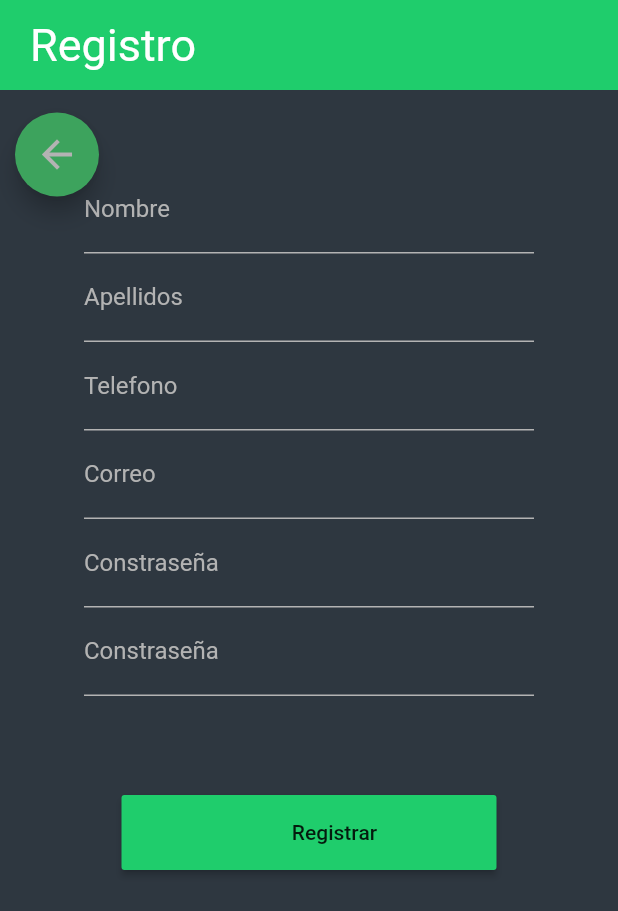
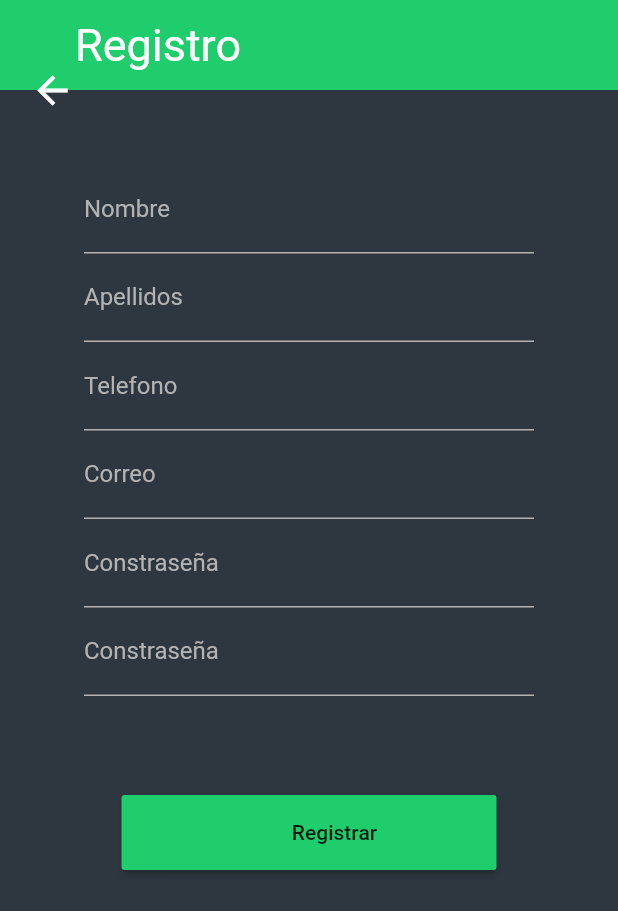
Before and after one commit to AlfaR0meo01/practica_flutter, a Flutter app: the Registrar screen opened by its route, on a phone screen of 412 x 824 dp. Shown: the top 911 px of the screen. Run offline on Flutter 3.47's test engine with Material 2 defaults, Android fonts, the phone set to English and light mode, and no system bars; our stand-ins replace font_awesome_flutter.

Commit message:
nuevos cambios con php

```diff
--- a/lib/vistas/registrar.dart
+++ b/lib/vistas/registrar.dart
@@ -1,10 +1,9 @@
-//import 'package:flutter/cupertino.dart';
 import 'package:flutter/cupertino.dart';
 import 'package:flutter/material.dart';
 import 'package:practica_1/widgets/input_text.dart';
 import 'package:practica_1/widgets/login_button.dart';
 
-/************************************* */
+//////////////////////////////////////////////
 Color fromHex(String hexString) {
   final buffer = StringBuffer();
   if (hexString.length == 6 || hexString.length == 7) buffer.write('ff');
@@ -12,7 +11,7 @@ Color fromHex(String hexString) {
   return Color(int.parse(buffer.toString(), radix: 16));
 }
 
-/************************************** */
+//////////////////////////////////////////////
 class Registrar extends StatefulWidget {
   Registrar({Key key}) : super(key: key);
 
@@ -46,7 +45,7 @@ class _Loginpage extends State<Registrar> {
                             Container(
                               height: 60,
                               margin: EdgeInsets.only(bottom: 50.0),
-                              padding: EdgeInsets.only(left: 20.0),
+                              padding: EdgeInsets.only(left: 50.0),
                               color: fromHex('#1fcd6c'),
                               child: Row(
                                 children: <Widget>[
@@ -102,14 +101,12 @@ class _Loginpage extends State<Registrar> {
                   )),
             ),
             Positioned(
-                left: 10,
-                top: 75,
-                child: FloatingActionButton(
-                  backgroundColor: fromHex('#3DA35D'),
+                top: 29,
+                child: CupertinoButton(
                   onPressed: () => Navigator.pushNamed(context, "login"),
                   child: Icon(
                     Icons.arrow_back,
-                    color: fromHex('#b3b3b3'),
+                    color: Colors.white,
                     size: 30,
                   ),
                 ))
--- a/lib/widgets/input_text.dart
+++ b/lib/widgets/input_text.dart
@@ -8,10 +8,10 @@ class Input extends StatefulWidget {
   const Input({Key key, @required this.label}) : super(key: key);
 
   @override
-  _Input_text_state createState() => _Input_text_state();
+  Input_Text_State createState() => Input_Text_State();
 }
 
-class _Input_text_state extends State<Input> {
+class Input_Text_State extends State<Input> {
 
 
   @override
--- a/pubspec.yaml
+++ b/pubspec.yaml
@@ -19,10 +19,11 @@ environment:
 dependencies:
   flutter:
     sdk: flutter
-    font_awesome_flutter: <latest_version>
   # The following adds the Cupertino Icons font to your application.
   # Use with the CupertinoIcons class for iOS style icons.
   cupertino_icons: ^0.1.2
+  font_awesome_flutter: ^8.5.0 #####libreria de font_awesome
+  http: any ### para conexion php
 
 dev_dependencies:
   flutter_test:
```
Also changed, not shown: lib/main.dart (+4 -7 lines), lib/vistas/login.dart (+5 -4 lines), pubspec.lock.
